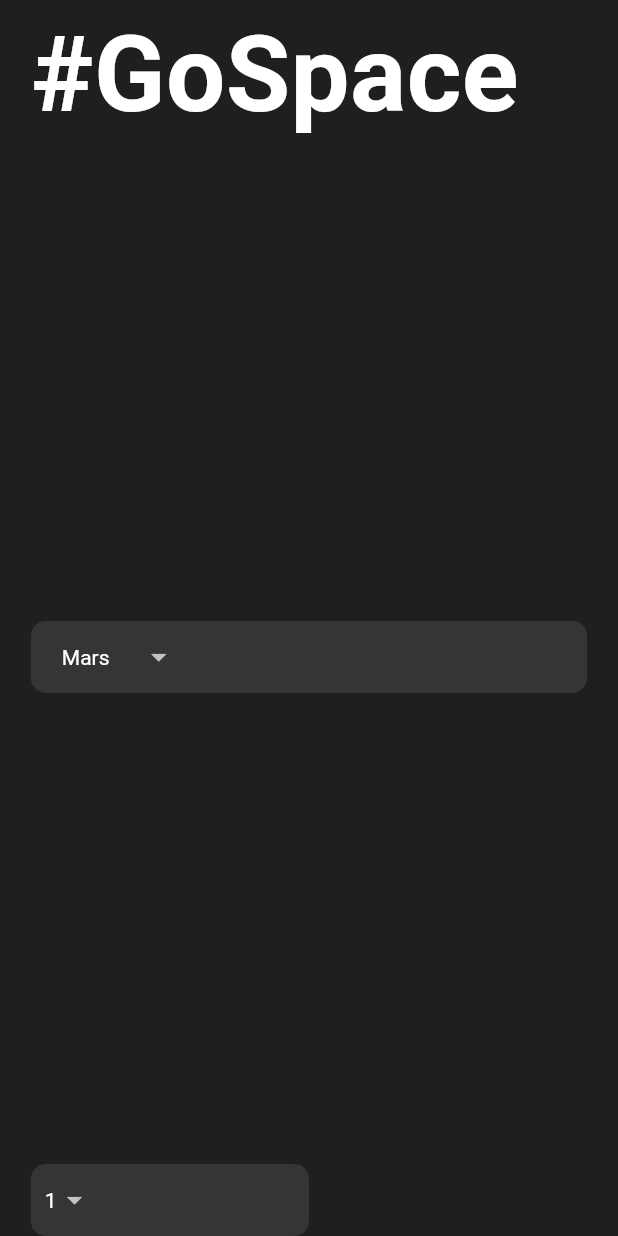
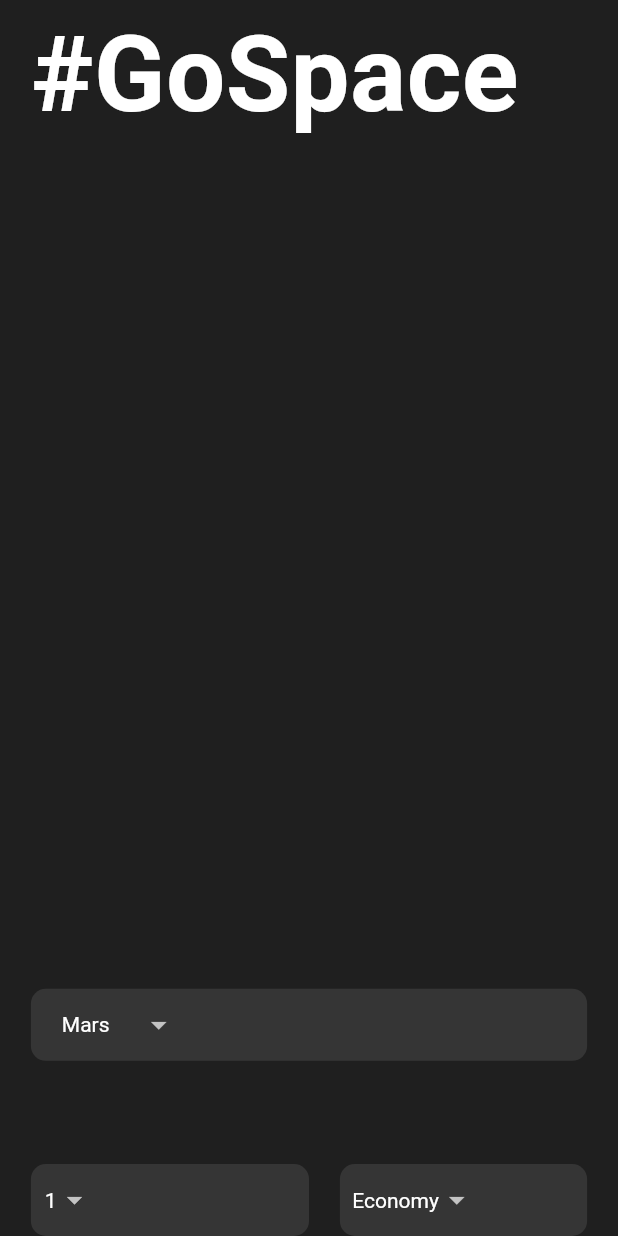
Before and after one commit to Yasitha-Bhanuka/GoSpace-Flutter-App, a Flutter app: the screen it shows after launch, on a phone screen of 412 x 824 dp. Run offline on Flutter 3.47's test engine with Material 3 defaults, Android fonts, the light colour scheme and no system bars.

Commit message:
Positioning the dropdowns on the screen. Add more dropdown buttons.

```diff
--- a/lib/pages/home_page.dart
+++ b/lib/pages/home_page.dart
@@ -24,8 +24,7 @@ class HomePage extends StatelessWidget {
           crossAxisAlignment: CrossAxisAlignment.start,
           children: [
             _spaceTripTextWidget(),
-            _destinationDropDownWidget(),
-            _travellesInformationWidget(),
+            _bookRideWidget(),
           ],
         ),
       )),
@@ -39,6 +38,21 @@ class HomePage extends StatelessWidget {
           fit: BoxFit.fitHeight,
           image: AssetImage("assets/images/astro_moon.png"),
         ),
+      ),
+    );
+  }
+
+  Widget _bookRideWidget() {
+    return Container(
+      height: _deviceHeight * 0.2,
+      child: Column(
+        mainAxisAlignment: MainAxisAlignment.spaceBetween,
+        mainAxisSize: MainAxisSize.max,
+        crossAxisAlignment: CrossAxisAlignment.center,
+        children: [
+          _destinationDropDownWidget(),
+          _travellesInformationWidget(),
+        ],
       ),
     );
   }
@@ -63,7 +77,16 @@ class HomePage extends StatelessWidget {
   }
 
   Widget _travellesInformationWidget() {
-    return CustomDropdownButton(
-        values: const ['1', '2', '3', '4', '5'], width: _deviceWidth * 0.45);
+    return Row(
+      mainAxisAlignment: MainAxisAlignment.spaceBetween,
+      children: [
+        CustomDropdownButton(
+            values: const ['1', '2', '3', '4', '5'],
+            width: _deviceWidth * 0.45),
+        CustomDropdownButton(
+            values: const ['Economy', '10k', '20k', '30k'],
+            width: _deviceWidth * 0.40),
+      ],
+    );
   }
 }
```
